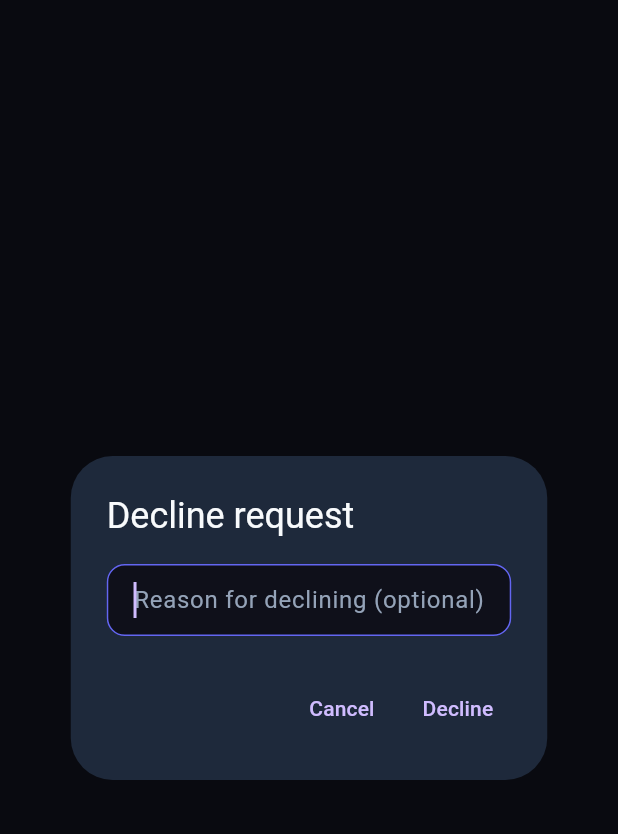
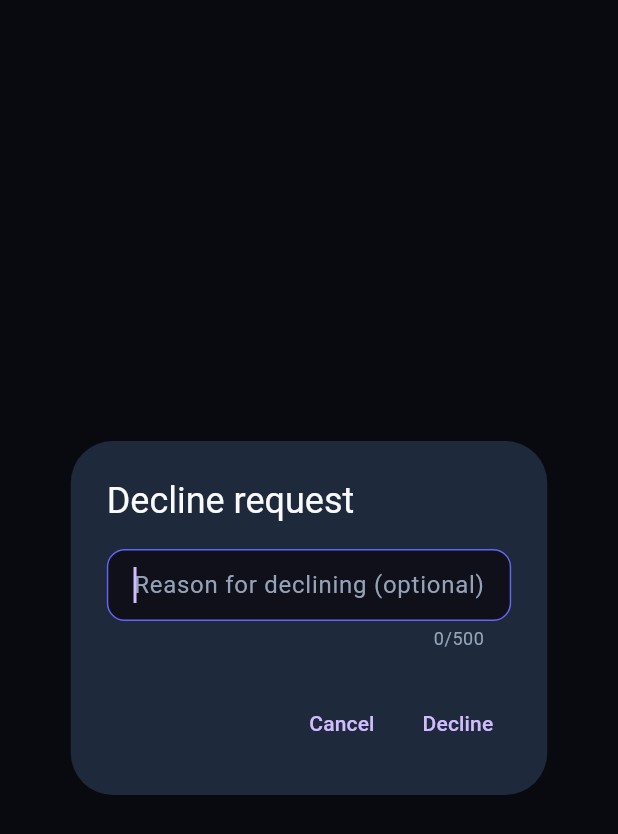
Before and after one commit to aniket120208-cmyk/Quorum_App, a Flutter app: the TextPromptDialog widget shown alone on an empty page, opened directly, on a phone screen of 412 x 824 dp. Shown: the top 834 px of the screen. Run offline on Flutter 3.47's test engine with Material 3 defaults, Android fonts, the phone set to English and light mode, and no system bars; our stand-ins replace dio, file_picker, flutter_secure_storage, image_picker, permission_handler, share_plus and 2 more; missing offline and left inert: flutter_background, flutter_webrtc; accounts and stored records are empty; network calls fail.

```diff
--- a/lib/screens/community_screen/community_widgets.dart
+++ b/lib/screens/community_screen/community_widgets.dart
@@ -151,6 +151,7 @@ class TextPromptDialog extends StatefulWidget {
     this.hint,
     this.initial = '',
     this.maxLines = 1,
+    this.maxLength,
   });
 
   final String title;
@@ -158,6 +159,7 @@ class TextPromptDialog extends StatefulWidget {
   final String? hint;
   final String initial;
   final int maxLines;
+  final int? maxLength;
 
   @override
   State<TextPromptDialog> createState() => _TextPromptDialogState();
@@ -182,8 +184,11 @@ class _TextPromptDialogState extends State<TextPromptDialog> {
         autofocus: true,
         minLines: 1,
         maxLines: widget.maxLines,
+        maxLength: widget.maxLength,
         style: const TextStyle(color: AppColors.textPrimary),
-        decoration: communityFieldDecoration(widget.hint ?? ''),
+        decoration: communityFieldDecoration(widget.hint ?? '').copyWith(
+          counterStyle: const TextStyle(color: AppColors.textSecondary),
+        ),
       ),
       actions: [
         TextButton(onPressed: () => Navigator.pop(context), child: const Text('Cancel')),
```
Also changed, not shown: lib/screens/community_screen/community_screen.dart (+26 -0 lines), lib/screens/community_screen/communtiy_details_screen.dart (+17 -0 lines).
